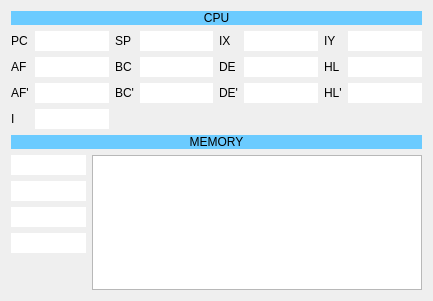
Above: ui/watcher.ui from samstyle/Xpeccy before the change. Below: the same form after it.
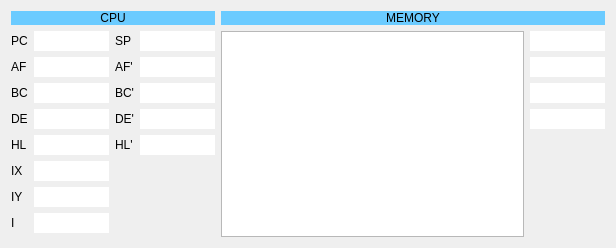
That is the form after the change. Icons and pictures are not drawn.

The edit to the form file:
```diff
--- a/ui/watcher.ui
+++ b/ui/watcher.ui
@@ -6,14 +6,16 @@
    <rect>
     <x>0</x>
     <y>0</y>
-    <width>433</width>
-    <height>301</height>
+    <width>616</width>
+    <height>248</height>
    </rect>
   </property>
   <property name="windowTitle">
    <string>Xpeccy WUTcha</string>
   </property>
-  <layout class="QVBoxLayout" name="verticalLayout" stretch="0,0,0,10">
+  <layout class="QHBoxLayout" name="horizontalLayout_2" stretch="0,10">
+   <item>
+    <layout class="QVBoxLayout" name="verticalLayout" stretch="0,10">
    <item>
     <widget class="QLabel" name="label_15">
      <property name="styleSheet">
@@ -29,82 +31,28 @@
    </item>
    <item>
     <layout class="QGridLayout" name="gridLayout">
-     <item row="1" column="1">
-      <widget class="QLineEdit" name="wchAF">
-       <property name="frame">
-        <bool>false</bool>
-       </property>
-       <property name="alignment">
-        <set>Qt::AlignCenter</set>
-       </property>
-       <property name="readOnly">
-        <bool>true</bool>
-       </property>
-      </widget>
-     </item>
-     <item row="2" column="2">
-      <widget class="QLabel" name="label_6">
+       <item row="7" column="0">
+        <widget class="QLabel" name="label_10">
        <property name="text">
-        <string>BC'</string>
+          <string>IY</string>
        </property>
       </widget>
      </item>
-     <item row="0" column="4">
-      <widget class="QLabel" name="label_9">
-       <property name="text">
-        <string>IX</string>
-       </property>
-      </widget>
-     </item>
-     <item row="1" column="6">
-      <widget class="QLabel" name="label_4">
-       <property name="text">
-        <string>HL</string>
-       </property>
-      </widget>
-     </item>
-     <item row="2" column="4">
-      <widget class="QLabel" name="label_7">
-       <property name="text">
-        <string>DE'</string>
-       </property>
-      </widget>
-     </item>
-     <item row="1" column="7">
-      <widget class="QLineEdit" name="wchHL">
-       <property name="frame">
-        <bool>false</bool>
-       </property>
-       <property name="alignment">
-        <set>Qt::AlignCenter</set>
-       </property>
-       <property name="readOnly">
-        <bool>true</bool>
-       </property>
-      </widget>
-     </item>
-     <item row="1" column="5">
-      <widget class="QLineEdit" name="wchDE">
-       <property name="frame">
-        <bool>false</bool>
-       </property>
-       <property name="alignment">
-        <set>Qt::AlignCenter</set>
-       </property>
-       <property name="readOnly">
-        <bool>true</bool>
-       </property>
-      </widget>
-     </item>
-     <item row="1" column="4">
+       <item row="4" column="0">
       <widget class="QLabel" name="label_3">
        <property name="text">
         <string>DE</string>
        </property>
       </widget>
      </item>
-     <item row="0" column="5">
-      <widget class="QLineEdit" name="wchIX">
+       <item row="5" column="1">
+        <widget class="QLineEdit" name="wchHL">
+         <property name="maximumSize">
+          <size>
+           <width>75</width>
+           <height>16777215</height>
+          </size>
+         </property>
        <property name="frame">
         <bool>false</bool>
        </property>
@@ -116,15 +64,14 @@
        </property>
       </widget>
      </item>
-     <item row="0" column="2">
-      <widget class="QLabel" name="label_12">
-       <property name="text">
-        <string>SP</string>
-       </property>
-      </widget>
-     </item>
-     <item row="0" column="1">
-      <widget class="QLineEdit" name="wchPC">
+       <item row="3" column="1">
+        <widget class="QLineEdit" name="wchBC">
+         <property name="maximumSize">
+          <size>
+           <width>75</width>
+           <height>16777215</height>
+          </size>
+         </property>
        <property name="frame">
         <bool>false</bool>
        </property>
@@ -136,21 +83,14 @@
        </property>
       </widget>
      </item>
-     <item row="0" column="3">
-      <widget class="QLineEdit" name="wchSP">
-       <property name="frame">
-        <bool>false</bool>
-       </property>
-       <property name="alignment">
-        <set>Qt::AlignCenter</set>
-       </property>
-       <property name="readOnly">
-        <bool>true</bool>
-       </property>
-      </widget>
-     </item>
-     <item row="2" column="5">
+       <item row="4" column="3">
       <widget class="QLineEdit" name="wchDEa">
+         <property name="maximumSize">
+          <size>
+           <width>75</width>
+           <height>16777215</height>
+          </size>
+         </property>
        <property name="frame">
         <bool>false</bool>
        </property>
@@ -162,8 +102,14 @@
        </property>
       </widget>
      </item>
-     <item row="2" column="3">
+       <item row="3" column="3">
       <widget class="QLineEdit" name="wchBCa">
+         <property name="maximumSize">
+          <size>
+           <width>75</width>
+           <height>16777215</height>
+          </size>
+         </property>
        <property name="frame">
         <bool>false</bool>
        </property>
@@ -175,7 +121,90 @@
        </property>
       </widget>
      </item>
-     <item row="1" column="0">
+       <item row="3" column="0">
+        <widget class="QLabel" name="label_2">
+         <property name="text">
+          <string>BC</string>
+         </property>
+        </widget>
+       </item>
+       <item row="4" column="2">
+        <widget class="QLabel" name="label_7">
+         <property name="text">
+          <string>DE'</string>
+         </property>
+        </widget>
+       </item>
+       <item row="0" column="3">
+        <widget class="QLineEdit" name="wchSP">
+         <property name="minimumSize">
+          <size>
+           <width>60</width>
+           <height>0</height>
+          </size>
+         </property>
+         <property name="maximumSize">
+          <size>
+           <width>75</width>
+           <height>16777215</height>
+          </size>
+         </property>
+         <property name="frame">
+          <bool>false</bool>
+         </property>
+         <property name="alignment">
+          <set>Qt::AlignCenter</set>
+         </property>
+         <property name="readOnly">
+          <bool>true</bool>
+         </property>
+        </widget>
+       </item>
+       <item row="2" column="1">
+        <widget class="QLineEdit" name="wchAF">
+         <property name="maximumSize">
+          <size>
+           <width>75</width>
+           <height>16777215</height>
+          </size>
+         </property>
+         <property name="frame">
+          <bool>false</bool>
+         </property>
+         <property name="alignment">
+          <set>Qt::AlignCenter</set>
+         </property>
+         <property name="readOnly">
+          <bool>true</bool>
+         </property>
+        </widget>
+       </item>
+       <item row="0" column="1">
+        <widget class="QLineEdit" name="wchPC">
+         <property name="minimumSize">
+          <size>
+           <width>60</width>
+           <height>0</height>
+          </size>
+         </property>
+         <property name="maximumSize">
+          <size>
+           <width>75</width>
+           <height>16777215</height>
+          </size>
+         </property>
+         <property name="frame">
+          <bool>false</bool>
+         </property>
+         <property name="alignment">
+          <set>Qt::AlignCenter</set>
+         </property>
+         <property name="readOnly">
+          <bool>true</bool>
+         </property>
+        </widget>
+       </item>
+       <item row="2" column="0">
       <widget class="QLabel" name="label">
        <property name="text">
         <string>AF</string>
@@ -189,35 +218,21 @@
        </property>
       </widget>
      </item>
-     <item row="0" column="6">
-      <widget class="QLabel" name="label_10">
-       <property name="text">
-        <string>IY</string>
-       </property>
-      </widget>
-     </item>
-     <item row="0" column="7">
-      <widget class="QLineEdit" name="wchIY">
-       <property name="frame">
-        <bool>false</bool>
-       </property>
-       <property name="alignment">
-        <set>Qt::AlignCenter</set>
-       </property>
-       <property name="readOnly">
-        <bool>true</bool>
-       </property>
-      </widget>
-     </item>
-     <item row="3" column="0">
+       <item row="8" column="0">
       <widget class="QLabel" name="label_13">
        <property name="text">
         <string>I</string>
        </property>
       </widget>
      </item>
-     <item row="3" column="1">
+       <item row="8" column="1">
       <widget class="QLineEdit" name="wchIR">
+         <property name="maximumSize">
+          <size>
+           <width>75</width>
+           <height>16777215</height>
+          </size>
+         </property>
        <property name="frame">
         <bool>false</bool>
        </property>
@@ -229,15 +244,40 @@
        </property>
       </widget>
      </item>
-     <item row="2" column="6">
-      <widget class="QLabel" name="label_8">
+       <item row="5" column="0">
+        <widget class="QLabel" name="label_4">
        <property name="text">
-        <string>HL'</string>
+          <string>HL</string>
        </property>
       </widget>
      </item>
-     <item row="2" column="7">
+       <item row="4" column="1">
+        <widget class="QLineEdit" name="wchDE">
+         <property name="maximumSize">
+          <size>
+           <width>75</width>
+           <height>16777215</height>
+          </size>
+         </property>
+         <property name="frame">
+          <bool>false</bool>
+         </property>
+         <property name="alignment">
+          <set>Qt::AlignCenter</set>
+         </property>
+         <property name="readOnly">
+          <bool>true</bool>
+         </property>
+        </widget>
+       </item>
+       <item row="5" column="3">
       <widget class="QLineEdit" name="wchHLa">
+         <property name="maximumSize">
+          <size>
+           <width>75</width>
+           <height>16777215</height>
+          </size>
+         </property>
        <property name="frame">
         <bool>false</bool>
        </property>
@@ -249,48 +289,117 @@
        </property>
       </widget>
      </item>
-     <item row="2" column="0">
+       <item row="3" column="2">
+        <widget class="QLabel" name="label_6">
+         <property name="text">
+          <string>BC'</string>
+         </property>
+        </widget>
+       </item>
+       <item row="2" column="3">
+        <widget class="QLineEdit" name="wchAFa">
+         <property name="maximumSize">
+          <size>
+           <width>75</width>
+           <height>16777215</height>
+          </size>
+         </property>
+         <property name="frame">
+          <bool>false</bool>
+         </property>
+         <property name="alignment">
+          <set>Qt::AlignCenter</set>
+         </property>
+         <property name="readOnly">
+          <bool>true</bool>
+         </property>
+        </widget>
+       </item>
+       <item row="7" column="1">
+        <widget class="QLineEdit" name="wchIY">
+         <property name="maximumSize">
+          <size>
+           <width>75</width>
+           <height>16777215</height>
+          </size>
+         </property>
+         <property name="frame">
+          <bool>false</bool>
+         </property>
+         <property name="alignment">
+          <set>Qt::AlignCenter</set>
+         </property>
+         <property name="readOnly">
+          <bool>true</bool>
+         </property>
+        </widget>
+       </item>
+       <item row="6" column="0">
+        <widget class="QLabel" name="label_9">
+         <property name="text">
+          <string>IX</string>
+         </property>
+        </widget>
+       </item>
+       <item row="6" column="1">
+        <widget class="QLineEdit" name="wchIX">
+         <property name="maximumSize">
+          <size>
+           <width>75</width>
+           <height>16777215</height>
+          </size>
+         </property>
+         <property name="frame">
+          <bool>false</bool>
+         </property>
+         <property name="alignment">
+          <set>Qt::AlignCenter</set>
+         </property>
+         <property name="readOnly">
+          <bool>true</bool>
+         </property>
+        </widget>
+       </item>
+       <item row="0" column="2">
+        <widget class="QLabel" name="label_12">
+         <property name="text">
+          <string>SP</string>
+         </property>
+        </widget>
+       </item>
+       <item row="2" column="2">
       <widget class="QLabel" name="label_5">
        <property name="text">
         <string>AF'</string>
        </property>
       </widget>
      </item>
-     <item row="2" column="1">
-      <widget class="QLineEdit" name="wchAFa">
-       <property name="frame">
-        <bool>false</bool>
-       </property>
-       <property name="alignment">
-        <set>Qt::AlignCenter</set>
-       </property>
-       <property name="readOnly">
-        <bool>true</bool>
-       </property>
-      </widget>
-     </item>
-     <item row="1" column="2">
-      <widget class="QLabel" name="label_2">
+       <item row="5" column="2">
+        <widget class="QLabel" name="label_8">
        <property name="text">
-        <string>BC</string>
+          <string>HL'</string>
        </property>
       </widget>
      </item>
-     <item row="1" column="3">
-      <widget class="QLineEdit" name="wchBC">
-       <property name="frame">
-        <bool>false</bool>
-       </property>
-       <property name="alignment">
-        <set>Qt::AlignCenter</set>
-       </property>
-       <property name="readOnly">
-        <bool>true</bool>
-       </property>
-      </widget>
+       <item row="9" column="1">
+        <spacer name="verticalSpacer_2">
+         <property name="orientation">
+          <enum>Qt::Vertical</enum>
+         </property>
+         <property name="sizeHint" stdset="0">
+          <size>
+           <width>20</width>
+           <height>40</height>
+          </size>
+         </property>
+        </spacer>
      </item>
     </layout>
    </item>
+    </layout>
+   </item>
+   <item>
+    <layout class="QVBoxLayout" name="verticalLayout_3" stretch="0,10">
    <item>
     <widget class="QLabel" name="label_14">
      <property name="styleSheet">
@@ -305,100 +414,7 @@
     </widget>
    </item>
    <item>
-    <layout class="QHBoxLayout" name="horizontalLayout" stretch="0,10">
-     <item>
-      <layout class="QVBoxLayout" name="verticalLayout_2">
-       <item>
-        <widget class="QLineEdit" name="wchBank0">
-         <property name="maximumSize">
-          <size>
-           <width>75</width>
-           <height>16777215</height>
-          </size>
-         </property>
-         <property name="frame">
-          <bool>false</bool>
-         </property>
-         <property name="alignment">
-          <set>Qt::AlignCenter</set>
-         </property>
-         <property name="readOnly">
-          <bool>true</bool>
-         </property>
-        </widget>
-       </item>
-       <item>
-        <widget class="QLineEdit" name="wchBank1">
-         <property name="maximumSize">
-          <size>
-           <width>75</width>
-           <height>16777215</height>
-          </size>
-         </property>
-         <property name="frame">
-          <bool>false</bool>
-         </property>
-         <property name="alignment">
-          <set>Qt::AlignCenter</set>
-         </property>
-         <property name="readOnly">
-          <bool>true</bool>
-         </property>
-        </widget>
-       </item>
-       <item>
-        <widget class="QLineEdit" name="wchBank2">
-         <property name="maximumSize">
-          <size>
-           <width>75</width>
-           <height>16777215</height>
-          </size>
-         </property>
-         <property name="frame">
-          <bool>false</bool>
-         </property>
-         <property name="alignment">
-          <set>Qt::AlignCenter</set>
-         </property>
-         <property name="readOnly">
-          <bool>true</bool>
-         </property>
-        </widget>
-       </item>
-       <item>
-        <widget class="QLineEdit" name="wchBank3">
-         <property name="maximumSize">
-          <size>
-           <width>75</width>
-           <height>16777215</height>
-          </size>
-         </property>
-         <property name="frame">
-          <bool>false</bool>
-         </property>
-         <property name="alignment">
-          <set>Qt::AlignCenter</set>
-         </property>
-         <property name="readOnly">
-          <bool>true</bool>
-         </property>
-        </widget>
-       </item>
-       <item>
-        <spacer name="verticalSpacer">
-         <property name="orientation">
-          <enum>Qt::Vertical</enum>
-         </property>
-         <property name="sizeHint" stdset="0">
-          <size>
-           <width>20</width>
-           <height>40</height>
-          </size>
-         </property>
-        </spacer>
-       </item>
-      </layout>
-     </item>
+      <layout class="QHBoxLayout" name="horizontalLayout" stretch="10,0">
      <item>
       <widget class="QTableView" name="wchMemTab">
        <property name="minimumSize">
@@ -435,6 +451,125 @@
         <number>17</number>
        </attribute>
       </widget>
+       </item>
+       <item>
+        <layout class="QVBoxLayout" name="verticalLayout_2">
+         <item>
+          <widget class="QLineEdit" name="wchBank0">
+           <property name="minimumSize">
+            <size>
+             <width>75</width>
+             <height>0</height>
+            </size>
+           </property>
+           <property name="maximumSize">
+            <size>
+             <width>75</width>
+             <height>16777215</height>
+            </size>
+           </property>
+           <property name="frame">
+            <bool>false</bool>
+           </property>
+           <property name="alignment">
+            <set>Qt::AlignCenter</set>
+           </property>
+           <property name="readOnly">
+            <bool>true</bool>
+           </property>
+          </widget>
+         </item>
+         <item>
+          <widget class="QLineEdit" name="wchBank1">
+           <property name="minimumSize">
+            <size>
+             <width>75</width>
+             <height>0</height>
+            </size>
+           </property>
+           <property name="maximumSize">
+            <size>
+             <width>75</width>
+             <height>16777215</height>
+            </size>
+           </property>
+           <property name="frame">
+            <bool>false</bool>
+           </property>
+           <property name="alignment">
+            <set>Qt::AlignCenter</set>
+           </property>
+           <property name="readOnly">
+            <bool>true</bool>
+           </property>
+          </widget>
+         </item>
+         <item>
+          <widget class="QLineEdit" name="wchBank2">
+           <property name="minimumSize">
+            <size>
+             <width>75</width>
+             <height>0</height>
+            </size>
+           </property>
+           <property name="maximumSize">
+            <size>
+             <width>75</width>
+             <height>16777215</height>
+            </size>
+           </property>
+           <property name="frame">
+            <bool>false</bool>
+           </property>
+           <property name="alignment">
+            <set>Qt::AlignCenter</set>
+           </property>
+           <property name="readOnly">
+            <bool>true</bool>
+           </property>
+          </widget>
+         </item>
+         <item>
+          <widget class="QLineEdit" name="wchBank3">
+           <property name="minimumSize">
+            <size>
+             <width>75</width>
+             <height>0</height>
+            </size>
+           </property>
+           <property name="maximumSize">
+            <size>
+             <width>75</width>
+             <height>16777215</height>
+            </size>
+           </property>
+           <property name="frame">
+            <bool>false</bool>
+           </property>
+           <property name="alignment">
+            <set>Qt::AlignCenter</set>
+           </property>
+           <property name="readOnly">
+            <bool>true</bool>
+           </property>
+          </widget>
+         </item>
+         <item>
+          <spacer name="verticalSpacer">
+           <property name="orientation">
+            <enum>Qt::Vertical</enum>
+           </property>
+           <property name="sizeHint" stdset="0">
+            <size>
+             <width>20</width>
+             <height>40</height>
+            </size>
+           </property>
+          </spacer>
+         </item>
+        </layout>
+       </item>
+      </layout>
      </item>
     </layout>
    </item>
```
Lines whose indentation alone changed are shown as unchanged.
